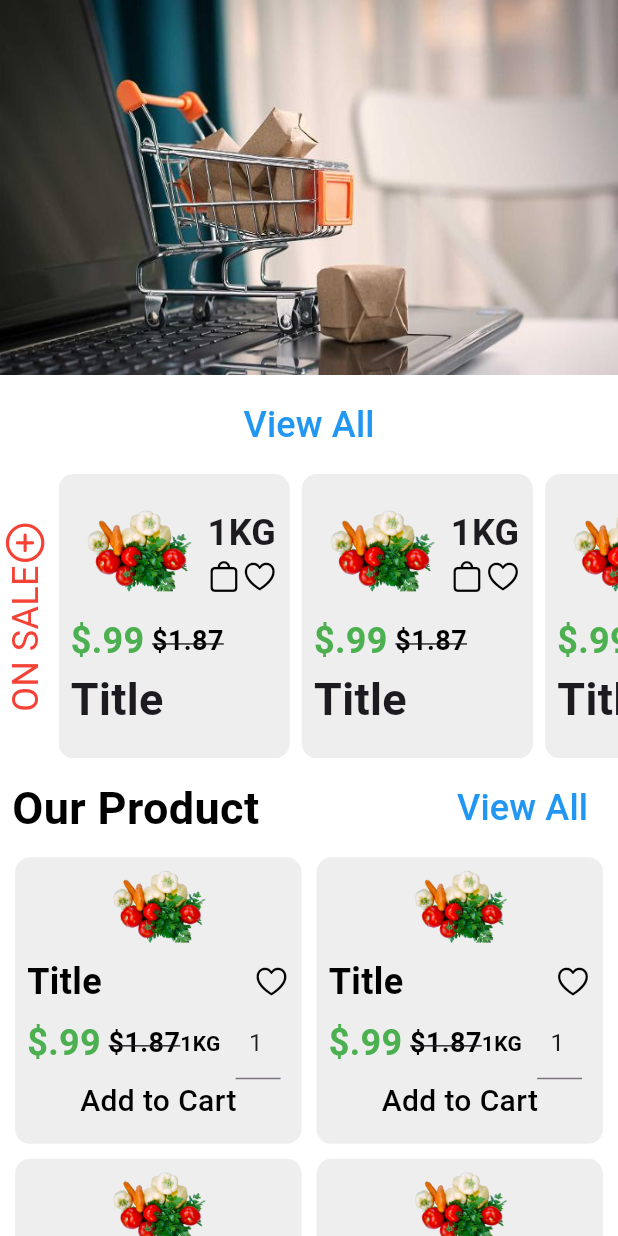
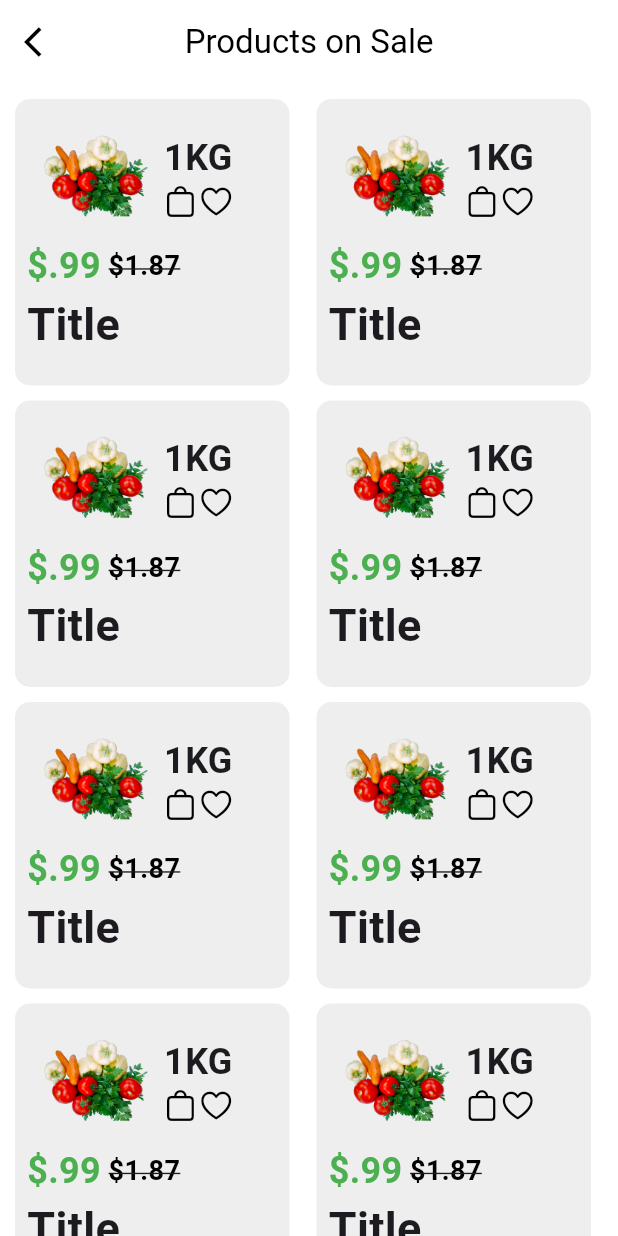
Before and after one commit to usama-3ssam/fruits-market_app, a Flutter app: the HomeScreen screen opened directly, after a tap on "View All", on a phone screen of 412 x 824 dp. Run offline on Flutter 3.47's test engine with Material 3 defaults, Android fonts, the phone set to English and light mode, and no system bars; drawn by our look-alikes of card_swiper; our stand-ins replace conditional_builder_null_safety.

Commit message:
on sale done

```diff
--- /dev/null
+++ b/lib/fetureas/layouts/product/views/on_sale_screen.dart
@@ -0,0 +1,91 @@
+import 'package:flutter/material.dart';
+import 'package:my_app/core/widgets/helper.dart';
+import 'package:my_app/fetureas/layouts/views/layout.dart';
+import 'package:my_app/fetureas/layouts/widgets/on_sale_widget.dart';
+
+class OnSaleScreen extends StatefulWidget {
+  const OnSaleScreen({super.key});
+
+  @override
+  State<OnSaleScreen> createState() => _OnSaleScreenState();
+}
+
+class _OnSaleScreenState extends State<OnSaleScreen> {
+  bool isEmpty = false;
+
+  @override
+  Widget build(BuildContext context) {
+    return
+        // isEmpty
+        //     ? const EmptyScreen(
+        //         title: 'no product in sale yet',
+        //         subtitle: 'Stay tuned',
+        //         buttontitle: '',
+        //         img: 'assets/images/box.png',
+        //       )
+        //     :
+        Scaffold(
+      backgroundColor: Colors.white,
+      appBar: AppBar(
+        centerTitle: true,
+        leading: InkWell(
+          onTap: () {
+            navTo(
+              context,
+              const HomeLayOut(),
+            );
+          },
+          child: const Icon(
+            Icons.arrow_back_ios,
+            color: Colors.black,
+          ),
+        ),
+        backgroundColor: Colors.white,
+        title: InkWell(
+          onTap: () {
+            setState(() {
+              isEmpty = !isEmpty;
+            });
+          },
+          child: const Text(
+            'Products on Sale',
+            style: TextStyle(color: Colors.black),
+          ),
+        ),
+        elevation: 0,
+      ),
+      body: SingleChildScrollView(
+        child: Column(
+          children: [
+            Padding(
+              padding: const EdgeInsets.symmetric(
+                vertical: 10,
+                horizontal: 10,
+              ),
+              child: GridView.count(
+                crossAxisCount: 2,
+                shrinkWrap: true,
+                physics: const NeverScrollableScrollPhysics(),
+                padding: EdgeInsets.zero,
+                crossAxisSpacing: 10,
+                mainAxisSpacing: 10,
+                // childAspectRatio: 4 / 3,
+                children: List.generate(
+                  10,
+                  (index) {
+                    return InkWell(
+                      onTap: () {
+                        NavToProductScreem(context);
+                      },
+                      child: const OnSaleWidget(),
+                    );
+                  },
+                ),
+              ),
+            ),
+          ],
+        ),
+      ),
+    );
+  }
+}
--- a/lib/fetureas/layouts/views/home_screen.dart
+++ b/lib/fetureas/layouts/views/home_screen.dart
@@ -2,6 +2,7 @@ import 'package:card_swiper/card_swiper.dart';
 import 'package:flutter/cupertino.dart';
 import 'package:flutter/material.dart';
 import 'package:my_app/core/widgets/helper.dart';
+import 'package:my_app/fetureas/layouts/product/views/on_sale_screen.dart';
 import 'package:my_app/fetureas/layouts/widgets/on_sale_widget.dart';
 import 'package:my_app/fetureas/layouts/widgets/our_product_widge.dart';
 
@@ -39,10 +40,10 @@ class _HomeScreenState extends State<HomeScreen> {
               padding: const EdgeInsets.all(8.0),
               child: ViewAllButtom(
                 fun: () {
-                  // navTo(
-                  //   context,
-                  //   const OnSaleScreen(),
-                  // );
+                  navTo(
+                    context,
+                    const OnSaleScreen(),
+                  );
                 },
               ),
             ),
```
